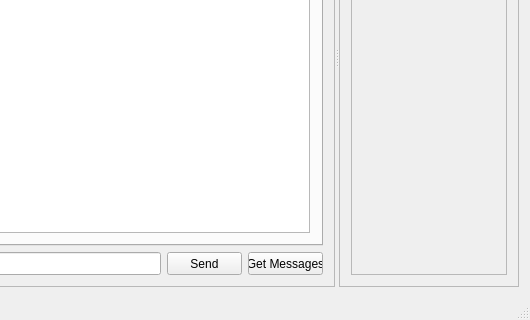
This is inshtant_meshenger/inshtant_meshenger_gui/mainwindow.ui in k3an3/InshtantMeshenger as Qt 5 draws it before an edit; both pictures show x 355 to 885 and y 221 to 541 of the 885 by 541 pixel window. The edited form follows.
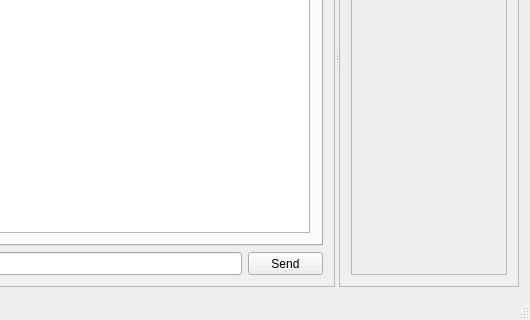
This is the edited form.

Commit message: removed the "get messages" button

What changed in the file:
```diff
--- a/inshtant_meshenger/inshtant_meshenger_gui/mainwindow.ui
+++ b/inshtant_meshenger/inshtant_meshenger_gui/mainwindow.ui
@@ -87,25 +87,6 @@
             </property>
            </widget>
           </item>
-          <item>
-           <widget class="QPushButton" name="getMessagesPushButton">
-            <property name="minimumSize">
-             <size>
-              <width>75</width>
-              <height>23</height>
-             </size>
-            </property>
-            <property name="maximumSize">
-             <size>
-              <width>75</width>
-              <height>23</height>
-             </size>
-            </property>
-            <property name="text">
-             <string>Get Messages</string>
-            </property>
-           </widget>
-          </item>
          </layout>
         </item>
        </layout>
```
